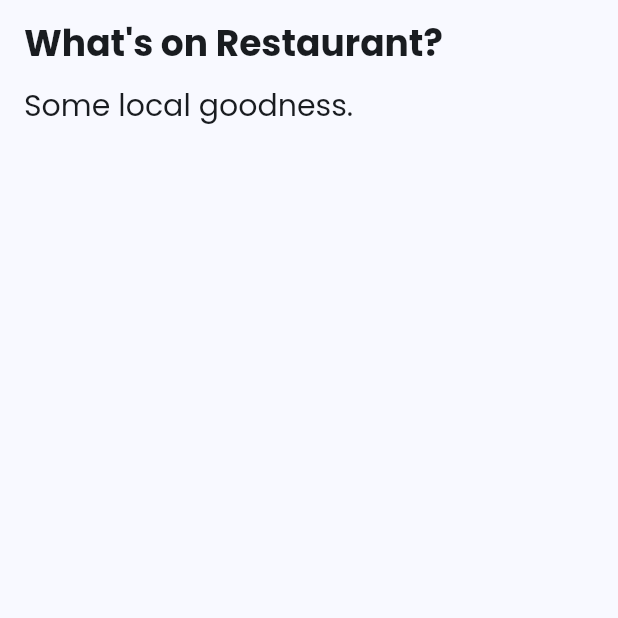
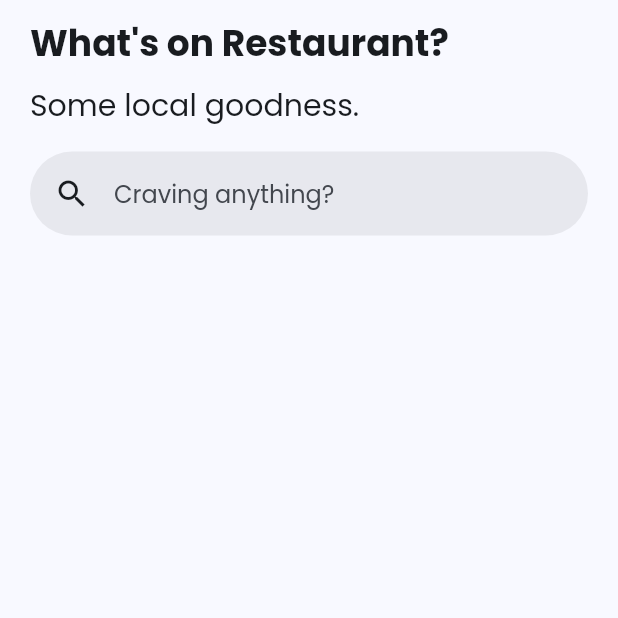
Before and after one commit to djtyranix/whats-my-restaurant, a Flutter app: the screen it shows after launch, on a phone screen of 412 x 824 dp, the top half of it. Run offline on Flutter 3.47's test engine with Material 3 defaults, Android fonts, the light colour scheme and no system bars; our stand-ins replace flutter_native_splash, get_it, google_fonts, loader_overlay, readmore; network calls fail.

Commit message:
feat: update icons, add search page frame

```diff
--- a/lib/common/di.dart
+++ b/lib/common/di.dart
@@ -6,6 +6,8 @@ import 'package:whats_on_restaurant/modules/restaurant/data/restaurant_repositor
 import 'package:whats_on_restaurant/modules/restaurant/interactor/restaurant_detail_interactor.dart';
 import 'package:whats_on_restaurant/modules/review/interactor/review_interactor.dart';
 import 'package:whats_on_restaurant/modules/review/repository/review_repository.dart';
+import 'package:whats_on_restaurant/modules/search/data/search_repository.dart';
+import 'package:whats_on_restaurant/modules/search/interactor/search_interactor.dart';
 
 class DependencyInjection {
   static GetIt getIt = GetIt.instance;
@@ -38,6 +40,12 @@ class DependencyInjection {
         remote: getIt.get<RemoteDataSource>()
       )
     );
+
+    getIt.registerSingleton<SearchRepository>(
+      SearchRepositoryImpl(
+        remote: getIt.get<RemoteDataSource>()
+      )
+    );
   }
 
   static void _registerInteractor() {
@@ -58,5 +66,11 @@ class DependencyInjection {
         repository: getIt.get<ReviewRepository>()
       )
     );
+
+    getIt.registerSingleton<SearchInteractor>(
+      SearchInteractorImpl(
+        repository: getIt.get<SearchRepository>()
+      )
+    );
   }
 }
--- a/lib/common/extensions.dart
+++ b/lib/common/extensions.dart
@@ -1,3 +1,4 @@
+import 'package:flutter/material.dart';
 import 'package:http/http.dart';
 
 extension SuccessCheck on Response {
@@ -5,3 +6,5 @@ extension SuccessCheck on Response {
     return statusCode >= 200 && statusCode < 300;
   }
 }
+
+typedef ViewModel = ChangeNotifier;
--- a/lib/main.dart
+++ b/lib/main.dart
@@ -8,6 +8,7 @@ import 'package:whats_on_restaurant/modules/home/ui/home_page.dart';
 import 'package:whats_on_restaurant/modules/restaurant/ui/restaurant_detail_page.dart';
 import 'package:whats_on_restaurant/modules/review/ui/add_review_page.dart';
 import 'package:whats_on_restaurant/modules/review/ui/all_review_page.dart';
+import 'package:whats_on_restaurant/modules/search/ui/search_page.dart';
 
 void main() {
   DependencyInjection.configure();
@@ -15,6 +16,8 @@ void main() {
   FlutterNativeSplash.preserve(widgetsBinding: widgetsBinding);
   runApp(const MyApp());
 }
+
+final RouteObserver<ModalRoute> routeObserver = RouteObserver<ModalRoute>();
 
 class MyApp extends StatelessWidget {
   const MyApp({super.key});
@@ -30,6 +33,7 @@ class MyApp extends StatelessWidget {
     return MaterialApp(
       title: 'What\'s on Restaurant?',
       theme: getThemeData(context),
+      navigatorObservers: [routeObserver],
       initialRoute: HomePage.routeName,
       routes: {
         HomePage.routeName: (context) => const HomePage(),
@@ -42,6 +46,7 @@ class MyApp extends StatelessWidget {
         AllReviewPage.routeName: (context) => AllReviewPage(
           reviews: ModalRoute.of(context)?.settings.arguments as List<RestaurantReview>
         ),
+        SearchPage.routeName: (context) => const SearchPage()
       },
     );
   }
--- a/lib/modules/home/ui/home_page.dart
+++ b/lib/modules/home/ui/home_page.dart
@@ -7,6 +7,7 @@ import 'package:whats_on_restaurant/domain/models/restaurant.dart';
 import 'package:whats_on_restaurant/modules/home/interactor/home_interactor.dart';
 import 'package:whats_on_restaurant/modules/home/viewmodel/home_view_model.dart';
 import 'package:whats_on_restaurant/modules/restaurant/ui/restaurant_detail_page.dart';
+import 'package:whats_on_restaurant/modules/search/ui/search_page.dart';
 
 class HomePage extends StatefulWidget {
   static const routeName = '/home_page';
@@ -17,7 +18,15 @@ class HomePage extends StatefulWidget {
   State<HomePage> createState() => _HomePageState();
 }
 
-class _HomePageState extends State<HomePage> {
+class _HomePageState extends State<HomePage> with RouteAware {
+  final _focusNode = FocusNode();
+
+  @override
+  void didPopNext() {
+    _focusNode.unfocus();
+    super.didPopNext();
+  }
+
   @override
   Widget build(BuildContext context) {
     return ChangeNotifierProvider(
@@ -26,27 +35,48 @@ class _HomePageState extends State<HomePage> {
         appBar: AppBar(
           centerTitle: false,
           forceMaterialTransparency: true,
-          title: Text(
-            'What\'s on Restaurant?',
-            style: TextStyle(
-              fontWeight: FontWeight.bold,
-              fontSize: 24
+          title: Padding(
+            padding: EdgeInsets.only(left: 4),
+            child: Text(
+              'What\'s on Restaurant?',
+              style: TextStyle(
+                fontWeight: FontWeight.bold,
+                fontSize: 24
+              ),
             ),
           )
         ),
         body: Padding(
-          padding: EdgeInsets.symmetric(horizontal: 16),
+          padding: EdgeInsets.symmetric(horizontal: 20),
           child: Column(
             crossAxisAlignment: CrossAxisAlignment.start,
             children: [
               Padding(
-                padding: const EdgeInsets.only(bottom: 8),
+                padding: const EdgeInsets.only(bottom: 16),
                 child: Text(
                   'Some local goodness.',
                   style: TextStyle(
                     fontSize: 20
                   ),
                   textAlign: TextAlign.start,
+                ),
+              ),
+              Padding(
+                padding: const EdgeInsets.only(bottom: 16),
+                child: SearchBar(
+                  focusNode: _focusNode,
+                  hintText: 'Craving anything?',
+                  leading: Padding(
+                    padding: const EdgeInsets.all(8.0),
+                    child: Icon(
+                      Icons.search
+                    ),
+                  ),
+                  elevation: WidgetStatePropertyAll(0),
+                  onTap: () {
+                    _focusNode.unfocus();
+                    Navigator.pushNamed(context, SearchPage.routeName);
+                  },
                 ),
               ),
               Expanded(
--- a/lib/modules/home/viewmodel/home_view_model.dart
+++ b/lib/modules/home/viewmodel/home_view_model.dart
@@ -1,9 +1,9 @@
-import 'package:flutter/widgets.dart';
+import 'package:whats_on_restaurant/common/extensions.dart';
 import 'package:whats_on_restaurant/common/result_state.dart';
 import 'package:whats_on_restaurant/domain/models/restaurant.dart';
 import 'package:whats_on_restaurant/modules/home/interactor/home_interactor.dart';
 
-class HomeViewModel extends ChangeNotifier {
+class HomeViewModel extends ViewModel {
   final HomeInteractor interactor;
 
   late List<RestaurantList> _resultList;
--- a/lib/modules/restaurant/viewmodel/restaurant_detail_view_model.dart
+++ b/lib/modules/restaurant/viewmodel/restaurant_detail_view_model.dart
@@ -1,9 +1,9 @@
-import 'package:flutter/widgets.dart';
+import 'package:whats_on_restaurant/common/extensions.dart';
 import 'package:whats_on_restaurant/common/result_state.dart';
 import 'package:whats_on_restaurant/domain/models/restaurant.dart';
 import 'package:whats_on_restaurant/modules/restaurant/interactor/restaurant_detail_interactor.dart';
 
-class RestaurantDetailViewModel extends ChangeNotifier {
+class RestaurantDetailViewModel extends ViewModel {
   final RestaurantDetailInteractor interactor;
   final String id;
 
--- a/lib/modules/review/viewmodel/add_review_view_model.dart
+++ b/lib/modules/review/viewmodel/add_review_view_model.dart
@@ -1,8 +1,8 @@
-import 'package:flutter/widgets.dart';
+import 'package:whats_on_restaurant/common/extensions.dart';
 import 'package:whats_on_restaurant/common/result_state.dart';
 import 'package:whats_on_restaurant/modules/review/interactor/review_interactor.dart';
 
-class AddReviewViewModel extends ChangeNotifier {
+class AddReviewViewModel extends ViewModel {
   final ReviewInteractor interactor;
   final String id;
 
--- /dev/null
+++ b/lib/modules/search/data/search_repository.dart
@@ -0,0 +1,13 @@
+import 'package:whats_on_restaurant/data/source/remote_data_source.dart';
+
+abstract class SearchRepository {
+
+}
+
+class SearchRepositoryImpl implements SearchRepository {
+  final RemoteDataSource remote;
+
+  SearchRepositoryImpl({
+    required this.remote
+  });
+}
--- /dev/null
+++ b/lib/modules/search/interactor/search_interactor.dart
@@ -0,0 +1,13 @@
+import 'package:whats_on_restaurant/modules/search/data/search_repository.dart';
+
+abstract class SearchInteractor {
+
+}
+
+class SearchInteractorImpl implements SearchInteractor {
+  final SearchRepository repository;
+
+  SearchInteractorImpl({
+    required this.repository
+  });
+}
```
Also changed, not shown: lib/modules/search/ui/search_page.dart (added, +52 -0 lines), lib/modules/search/viewmodel/search_view_model.dart (added, +10 -0 lines), 7 other files.
